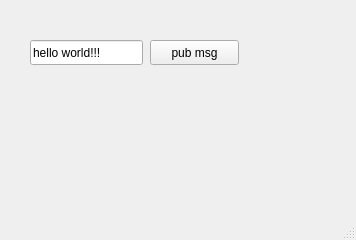
Qt form src/mainwindow.ui (HowardWhile/ros2_qt_demo) before a commit.
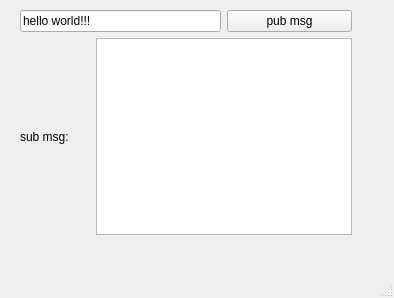
The same form after that commit.

Commit message: update sub example

The edit to the form file:
```diff
--- a/src/mainwindow.ui
+++ b/src/mainwindow.ui
@@ -6,39 +6,49 @@
    <rect>
     <x>0</x>
     <y>0</y>
-    <width>356</width>
-    <height>240</height>
+    <width>394</width>
+    <height>298</height>
    </rect>
   </property>
   <property name="windowTitle">
    <string>MainWindow</string>
   </property>
   <widget class="QWidget" name="centralwidget">
-   <widget class="QLineEdit" name="lineEdit">
+   <widget class="QWidget" name="">
     <property name="geometry">
      <rect>
-      <x>30</x>
-      <y>40</y>
-      <width>113</width>
-      <height>25</height>
+      <x>20</x>
+      <y>10</y>
+      <width>332</width>
+      <height>225</height>
      </rect>
     </property>
-    <property name="text">
-     <string>hello world!!!</string>
-    </property>
-   </widget>
-   <widget class="QPushButton" name="pushButton">
-    <property name="geometry">
-     <rect>
-      <x>150</x>
-      <y>40</y>
-      <width>89</width>
-      <height>25</height>
-     </rect>
-    </property>
-    <property name="text">
-     <string>pub msg</string>
-    </property>
+    <layout class="QGridLayout" name="gridLayout">
+     <item row="0" column="0" colspan="2">
+      <widget class="QLineEdit" name="lineEdit">
+       <property name="text">
+        <string>hello world!!!</string>
+       </property>
+      </widget>
+     </item>
+     <item row="0" column="2">
+      <widget class="QPushButton" name="pushButton">
+       <property name="text">
+        <string>pub msg</string>
+       </property>
+      </widget>
+     </item>
+     <item row="1" column="0">
+      <widget class="QLabel" name="label">
+       <property name="text">
+        <string>sub msg:</string>
+       </property>
+      </widget>
+     </item>
+     <item row="1" column="1" colspan="2">
+      <widget class="QTextBrowser" name="textBrowser"/>
+     </item>
+    </layout>
    </widget>
   </widget>
   <widget class="QMenuBar" name="menubar">
```
Left out of the diff: 2 changed lines with no effect on the pictures. The commit also changes 2 other files.
